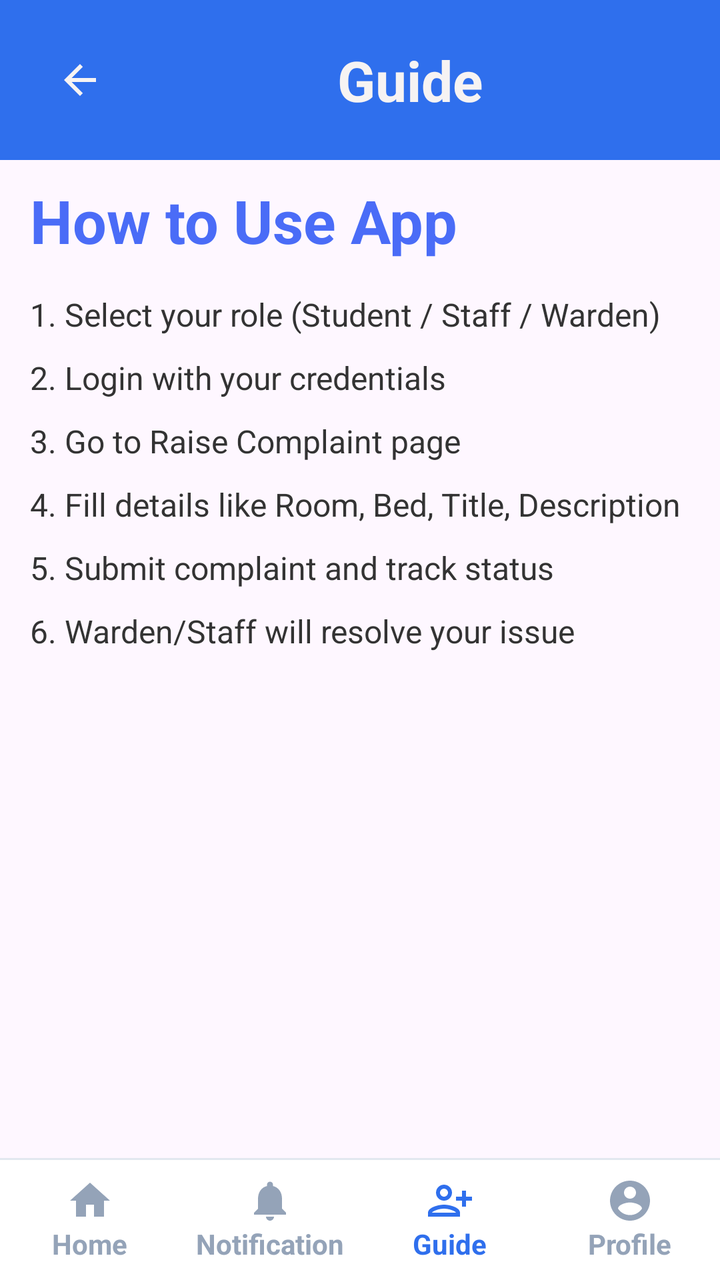
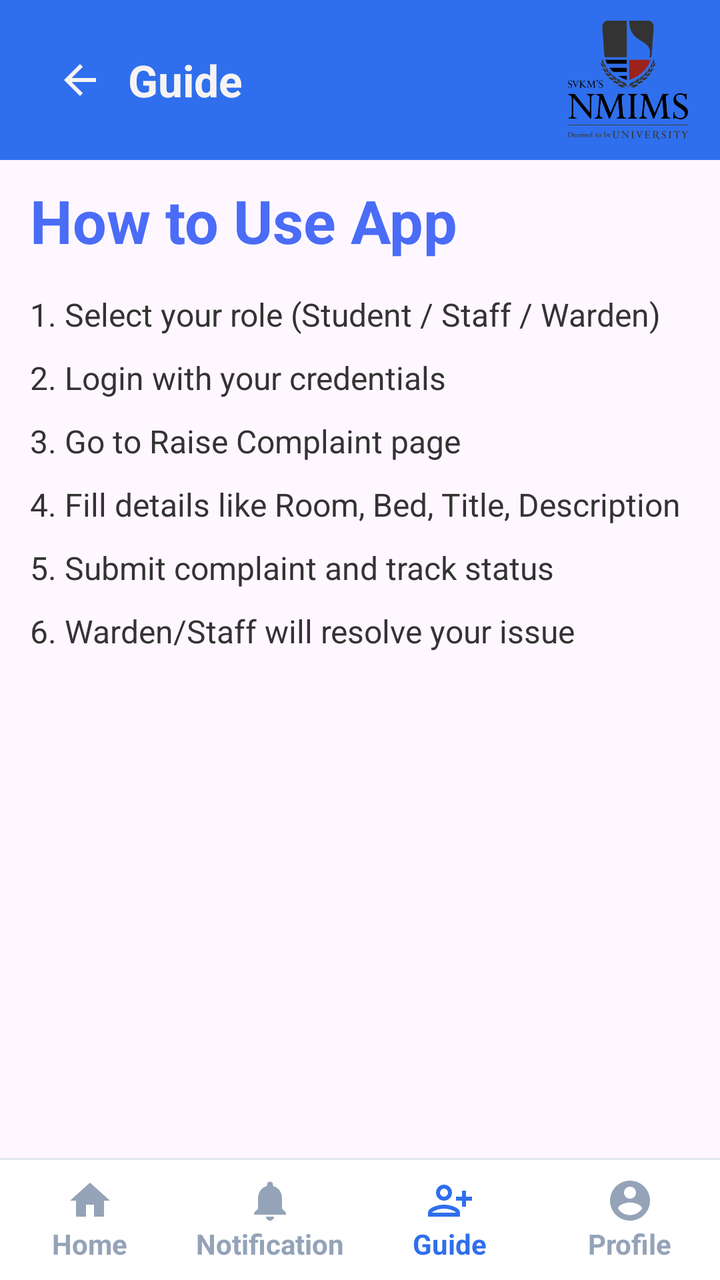

An Android layout rendered at two revisions. The XML below is the earlier revision; the diff shows what the commit changed to produce the second picture.
<!-- AndroidManifest.xml: application theme Theme.HostelComplaintApp -->
<!-- res/layout/activity_guide_pg_student.xml -->
<?xml version="1.0" encoding="utf-8"?>
<LinearLayout xmlns:android="http://schemas.android.com/apk/res/android"
    xmlns:app="http://schemas.android.com/apk/res-auto"
    android:id="@+id/main"
    android:layout_width="match_parent"
    android:layout_height="match_parent"
    android:orientation="vertical">

    


    <androidx.appcompat.widget.Toolbar
        android:layout_width="match_parent"
        android:layout_height="80dp"
        android:background="@drawable/toolbar_bg">

        <LinearLayout
            android:layout_width="match_parent"
            android:layout_height="match_parent"
            android:orientation="horizontal"
            android:gravity="center_vertical"
            android:padding="12dp">

            <ImageView
                android:id="@+id/btnBack"
                android:layout_width="24dp"
                android:layout_height="30dp"
                android:src="@drawable/baseline_arrow_back_24"
                app:tint="@color/white"
                android:layout_marginEnd="10dp" />

            <TextView
                android:layout_width="0dp"
                android:layout_height="wrap_content"
                android:layout_weight="1"
                android:text="Guide"
                android:textColor="@color/white"
                android:textSize="28sp"
                android:textStyle="bold"
                android:gravity="center"/>

        </LinearLayout>

    </androidx.appcompat.widget.Toolbar>

    

    <LinearLayout
        android:layout_width="match_parent"
        android:layout_height="0dp"
        android:layout_weight="1"
        android:orientation="vertical"
        android:layout_marginLeft="15dp"
        android:layout_marginRight="15dp">

        
        <TextView
            android:layout_width="match_parent"
            android:layout_height="wrap_content"
            android:text="How to Use App"
            android:textSize="30sp"
            android:textStyle="bold"
            android:textColor="#4A6CF7"
            android:layout_marginTop="10dp"
            android:layout_marginBottom="16dp"/>

        
        <TextView
            android:layout_width="match_parent"
            android:layout_height="wrap_content"
            android:text="1. Select your role (Student / Staff / Warden)"
            android:textSize="16sp"
            android:textColor="#333"
            android:layout_marginBottom="10dp"/>

        
        <TextView
            android:layout_width="match_parent"
            android:layout_height="wrap_content"
            android:text="2. Login with your credentials"
            android:textSize="16sp"
            android:textColor="#333"
            android:layout_marginBottom="10dp"/>

        
        <TextView
            android:layout_width="match_parent"
            android:layout_height="wrap_content"
            android:text="3. Go to Raise Complaint page"
            android:textSize="16sp"
            android:textColor="#333"
            android:layout_marginBottom="10dp"/>

        
        <TextView
            android:layout_width="match_parent"
            android:layout_height="wrap_content"
            android:text="4. Fill details like Room, Bed, Title, Description"
            android:textSize="16sp"
            android:textColor="#333"
            android:layout_marginBottom="10dp"/>

        
        <TextView
            android:layout_width="match_parent"
            android:layout_height="wrap_content"
            android:text="5. Submit complaint and track status"
            android:textSize="16sp"
            android:textColor="#333"
            android:layout_marginBottom="10dp"/>

        
        <TextView
            android:layout_width="match_parent"
            android:layout_height="wrap_content"
            android:text="6. Warden/Staff will resolve your issue"
            android:textSize="16sp"
            android:textColor="#333"/>

    </LinearLayout>

    


    <View
        android:layout_width="match_parent"
        android:layout_height="1dp"
        android:background="#E2E8F0"/>

    <LinearLayout
        android:layout_width="match_parent"
        android:layout_height="60dp"
        android:orientation="horizontal"
        android:background="#FFFFFF"
        android:weightSum="4">

        <LinearLayout
            android:layout_width="0dp"
            android:layout_height="match_parent"
            android:layout_weight="1"
            android:gravity="center"
            android:orientation="vertical">

            <ImageView
                android:layout_width="24dp"
                android:layout_height="24dp"
                android:id="@+id/gotohomepg"
                app:tint="#94A3B8"
                android:src="@drawable/baseline_home_24"/>

            <TextView
                android:layout_width="wrap_content"
                android:layout_height="wrap_content"
                android:text="Home"
                android:textColor="#94A3B8"
                android:textStyle="bold"
                android:textSize="14sp"/>
        </LinearLayout>

        <LinearLayout
            android:layout_width="0dp"
            android:layout_height="match_parent"
            android:layout_weight="1"
            android:gravity="center"
            android:orientation="vertical">

            <ImageView
                android:id="@+id/btnNotification"
                android:layout_width="24dp"
                android:layout_height="24dp"
                app:tint="#94A3B8"
                android:src="@drawable/baseline_notifications_24"/>

            <TextView
                android:layout_width="wrap_content"
                android:layout_height="wrap_content"
                android:text="Notification"
                android:textColor="#94A3B8"
                android:textStyle="bold"
                android:textSize="14sp"/>
        </LinearLayout>

        <LinearLayout
            android:layout_width="0dp"
            android:layout_height="match_parent"
            android:layout_weight="1"
            android:gravity="center"
            android:orientation="vertical">

            <ImageView
                android:layout_width="24dp"
                android:layout_height="24dp"
                android:id="@+id/howtouseapp"
                app:tint="#2F6FED"
                android:src="@drawable/baseline_person_add_alt_24"/>

            <TextView
                android:layout_width="wrap_content"
                android:layout_height="wrap_content"
                android:text="Guide"
                android:textColor="#2F6FED"
                android:textStyle="bold"
                android:textSize="14sp"/>
        </LinearLayout>

        <LinearLayout
            android:layout_width="0dp"
            android:layout_height="match_parent"
            android:layout_weight="1"
            android:gravity="center"
            android:orientation="vertical">

            <ImageView
                android:layout_width="24dp"
                android:id="@+id/imgprof"
                android:layout_height="24dp"
                app:tint="#94A3B8"
                android:src="@drawable/baseline_account_circle_24"/>

            <TextView
                android:layout_width="wrap_content"
                android:layout_height="wrap_content"
                android:text="Profile"
                android:textColor="#94A3B8"
                android:textStyle="bold"
                android:textSize="14sp"/>
        </LinearLayout>

    </LinearLayout>




</LinearLayout>
<!-- resources referenced by this layout -->
<resources>
  <color name="white">#F6F3F3</color>
  <!-- drawable baseline_account_circle_24 (drawable) -->
  <vector xmlns:android="http://schemas.android.com/apk/res/android" android:height="24dp" android:tint="#000000" android:viewportHeight="24" android:viewportWidth="24" android:width="24dp">
        
      <path android:fillColor="@android:color/white" android:pathData="M12,2C6.48,2 2,6.48 2,12s4.48,10 10,10 10,-4.48 10,-10S17.52,2 12,2zM12,5c1.66,0 3,1.34 3,3s-1.34,3 -3,3 -3,-1.34 -3,-3 1.34,-3 3,-3zM12,19.2c-2.5,0 -4.71,-1.28 -6,-3.22 0.03,-1.99 4,-3.08 6,-3.08 1.99,0 5.97,1.09 6,3.08 -1.29,1.94 -3.5,3.22 -6,3.22z"/>
      
  </vector>
  <!-- drawable baseline_arrow_back_24 (drawable) -->
  <vector xmlns:android="http://schemas.android.com/apk/res/android" android:autoMirrored="true" android:height="24dp" android:tint="#000000" android:viewportHeight="24" android:viewportWidth="24" android:width="24dp">
        
      <path android:fillColor="@android:color/white" android:pathData="M20,11H7.83l5.59,-5.59L12,4l-8,8 8,8 1.41,-1.41L7.83,13H20v-2z"/>
      
  </vector>
  <!-- drawable baseline_home_24 (drawable) -->
  <vector xmlns:android="http://schemas.android.com/apk/res/android" android:height="24dp" android:tint="#000000" android:viewportHeight="24" android:viewportWidth="24" android:width="24dp">
        
      <path android:fillColor="@android:color/white" android:pathData="M10,20v-6h4v6h5v-8h3L12,3 2,12h3v8z"/>
      
  </vector>
  <!-- drawable baseline_notifications_24 (drawable) -->
  <vector xmlns:android="http://schemas.android.com/apk/res/android" android:height="24dp" android:tint="#000000" android:viewportHeight="24" android:viewportWidth="24" android:width="24dp">
        
      <path android:fillColor="@android:color/white" android:pathData="M12,22c1.1,0 2,-0.9 2,-2h-4c0,1.1 0.89,2 2,2zM18,16v-5c0,-3.07 -1.64,-5.64 -4.5,-6.32L13.5,4c0,-0.83 -0.67,-1.5 -1.5,-1.5s-1.5,0.67 -1.5,1.5v0.68C7.63,5.36 6,7.92 6,11v5l-2,2v1h16v-1l-2,-2z"/>
      
  </vector>
  <!-- drawable baseline_person_add_alt_24 (drawable) -->
  <vector xmlns:android="http://schemas.android.com/apk/res/android" android:height="24dp" android:tint="#000000" android:viewportHeight="24" android:viewportWidth="24" android:width="24dp">
        
      <path android:fillColor="@android:color/white" android:pathData="M13,8c0,-2.21 -1.79,-4 -4,-4S5,5.79 5,8s1.79,4 4,4S13,10.21 13,8zM11,8c0,1.1 -0.9,2 -2,2S7,9.1 7,8s0.9,-2 2,-2S11,6.9 11,8zM1,18v2h16v-2c0,-2.66 -5.33,-4 -8,-4S1,15.34 1,18zM3,18c0.2,-0.71 3.3,-2 6,-2c2.69,0 5.78,1.28 6,2H3zM20,15v-3h3v-2h-3V7h-2v3h-3v2h3v3H20z"/>
      
  </vector>
  <!-- drawable toolbar_bg (drawable) -->
  <?xml version="1.0" encoding="utf-8"?>
  <shape xmlns:android="http://schemas.android.com/apk/res/android">
      <solid android:color="#2F6FED"/>
  </shape>
  <style name="Theme.HostelComplaintApp" parent="Base.Theme.HostelComplaintApp" />
  <style name="Base.Theme.HostelComplaintApp" parent="Theme.Material3.DayNight.NoActionBar">
          
          
      </style>
</resources>

<!-- the commit's change to res/layout/activity_guide_pg_student.xml (unified diff, before → after) -->
@@ -19,15 +19,16 @@
             android:layout_height="match_parent"
             android:orientation="horizontal"
             android:gravity="center_vertical"
-            android:padding="12dp">
+            android:paddingStart="12dp"
+            android:paddingEnd="16dp">
 
             <ImageView
                 android:id="@+id/btnBack"
                 android:layout_width="24dp"
-                android:layout_height="30dp"
+                android:layout_height="24dp"
                 android:src="@drawable/baseline_arrow_back_24"
                 app:tint="@color/white"
-                android:layout_marginEnd="10dp" />
+                android:layout_marginEnd="12dp" />
 
             <TextView
                 android:layout_width="0dp"
@@ -35,10 +36,14 @@
                 android:layout_weight="1"
                 android:text="Guide"
                 android:textColor="@color/white"
-                android:textSize="28sp"
-                android:textStyle="bold"
-                android:gravity="center"/>
-
+                android:textSize="22sp"
+                android:textStyle="bold"/>
+
+            <ImageView
+                android:id="@+id/imgProfile1"
+                android:layout_width="60dp"
+                android:layout_height="60dp"
+                android:src="@drawable/nmm"/>
         </LinearLayout>
 
     </androidx.appcompat.widget.Toolbar>
<!-- resource entries referenced after the edit -->
@@ -31,6 +31,7 @@
       <path android:fillColor="@android:color/white" android:pathData="M13,8c0,-2.21 -1.79,-4 -4,-4S5,5.79 5,8s1.79,4 4,4S13,10.21 13,8zM11,8c0,1.1 -0.9,2 -2,2S7,9.1 7,8s0.9,-2 2,-2S11,6.9 11,8zM1,18v2h16v-2c0,-2.66 -5.33,-4 -8,-4S1,15.34 1,18zM3,18c0.2,-0.71 3.3,-2 6,-2c2.69,0 5.78,1.28 6,2H3zM20,15v-3h3v-2h-3V7h-2v3h-3v2h3v3H20z"/>
       
   </vector>
+  <!-- drawable nmm: png bitmap (drawable, 28044 bytes) -->
   <!-- drawable toolbar_bg (drawable) -->
   <?xml version="1.0" encoding="utf-8"?>
   <shape xmlns:android="http://schemas.android.com/apk/res/android">
